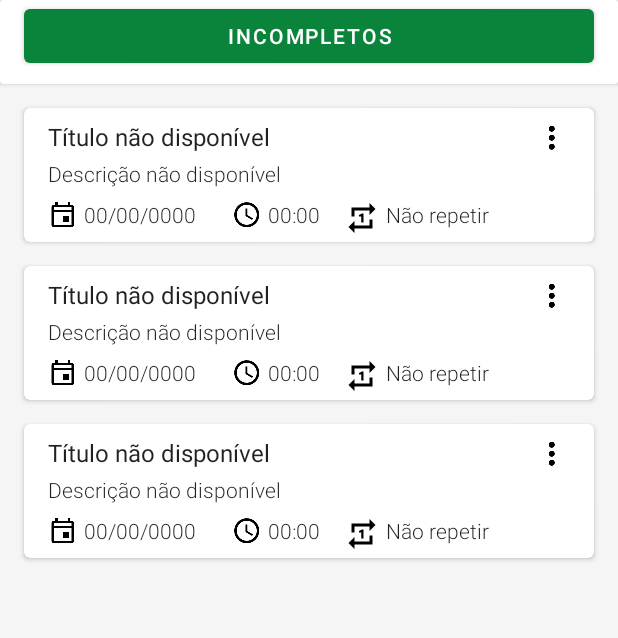
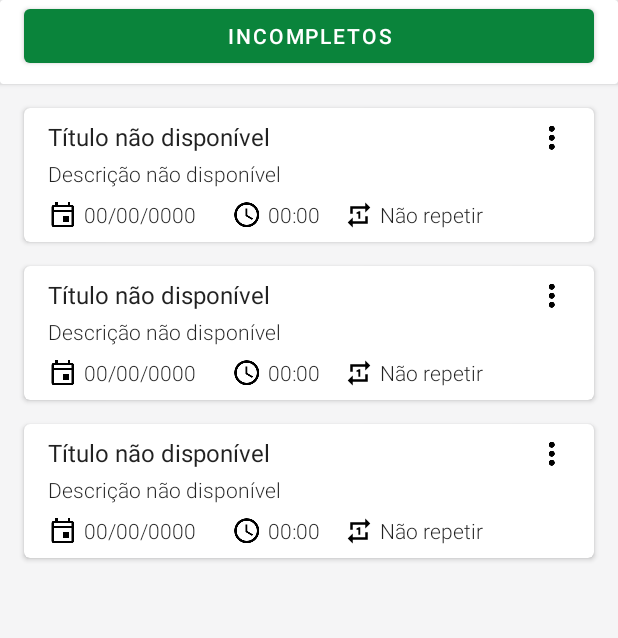
Before and after one commit to AppIFCBrusque/AppIFCBrusque, an Android app: the layout fragment_home.xml on its own in the app's theme, with its tools: preview values and no code run, on a phone screen of 412 x 824 dp. Shown: the top 638 px of the screen. Run offline under Robolectric (Android 15) with nearby library versions, the phone set to English and light mode, and no system bars.

Commit message:
Corrigir layout do item do lembrete

```diff
--- a/app/src/main/res/layout/item_lembrete.xml
+++ b/app/src/main/res/layout/item_lembrete.xml
@@ -50,7 +50,8 @@
             android:layout_below="@id/lembrete_descricao"
             android:drawablePadding="4dp"
             android:paddingHorizontal="16dp"
-            android:paddingVertical="4dp"
+            android:paddingTop="4dp"
+            android:paddingBottom="8dp"
             android:text="00/00/0000"
             android:textAppearance="@style/TextAppearance.Secundario"
             app:drawableLeftCompat="@drawable/outline_event_black_20" />
@@ -63,13 +64,11 @@
             android:layout_toEndOf="@id/lembrete_data"
             android:drawablePadding="4dp"
             android:paddingHorizontal="8dp"
-            android:paddingVertical="4dp"
+            android:paddingTop="4dp"
+            android:paddingBottom="8dp"
             android:text="00:00"
             android:textAppearance="@style/TextAppearance.Secundario"
-            app:drawableLeftCompat="@drawable/outline_schedule_black_20"
-            app:layout_constrainedWidth="true"
-            app:layout_constraintStart_toEndOf="@+id/lembrete_data"
-            app:layout_constraintTop_toBottomOf="@+id/lembrete_descricao" />
+            app:drawableLeftCompat="@drawable/outline_schedule_black_20" />
 
         <TextView
             android:id="@+id/lembrete_repeticao"
@@ -79,10 +78,11 @@
             android:layout_toEndOf="@id/lembrete_hora"
             android:drawablePadding="4dp"
             android:paddingHorizontal="8dp"
-            android:paddingVertical="4dp"
+            android:paddingTop="4dp"
+            android:paddingBottom="8dp"
             android:text="@string/repeticao_lembretes_nao_repetir"
             android:textAppearance="@style/TextAppearance.Secundario"
-            app:drawableLeftCompat="@drawable/outline_repeat_one_black_24" />
+            app:drawableLeftCompat="@drawable/outline_repeat_one_black_20" />
 
         <ImageButton
             android:id="@+id/lembrete_opcoes"
```
Also changed, not shown: app/src/main/res/drawable-hdpi/outline_repeat_one_black_20.png (added), app/src/main/res/drawable-hdpi/outline_repeat_one_black_24.png (deleted), app/src/main/res/drawable-mdpi/outline_repeat_one_black_20.png (added), app/src/main/res/drawable-mdpi/outline_repeat_one_black_24.png (deleted), app/src/main/res/drawable-xhdpi/outline_repeat_one_black_20.png (added), app/src/main/res/drawable-xhdpi/outline_repeat_one_black_24.png (deleted), app/src/main/res/drawable-xxhdpi/outline_repeat_one_black_20.png (added), app/src/main/res/drawable-xxhdpi/outline_repeat_one_black_24.png (deleted), app/src/main/res/drawable-xxxhdpi/outline_repeat_one_black_20.png (added), app/src/main/res/drawable-xxxhdpi/outline_repeat_one_black_24.png (deleted).
